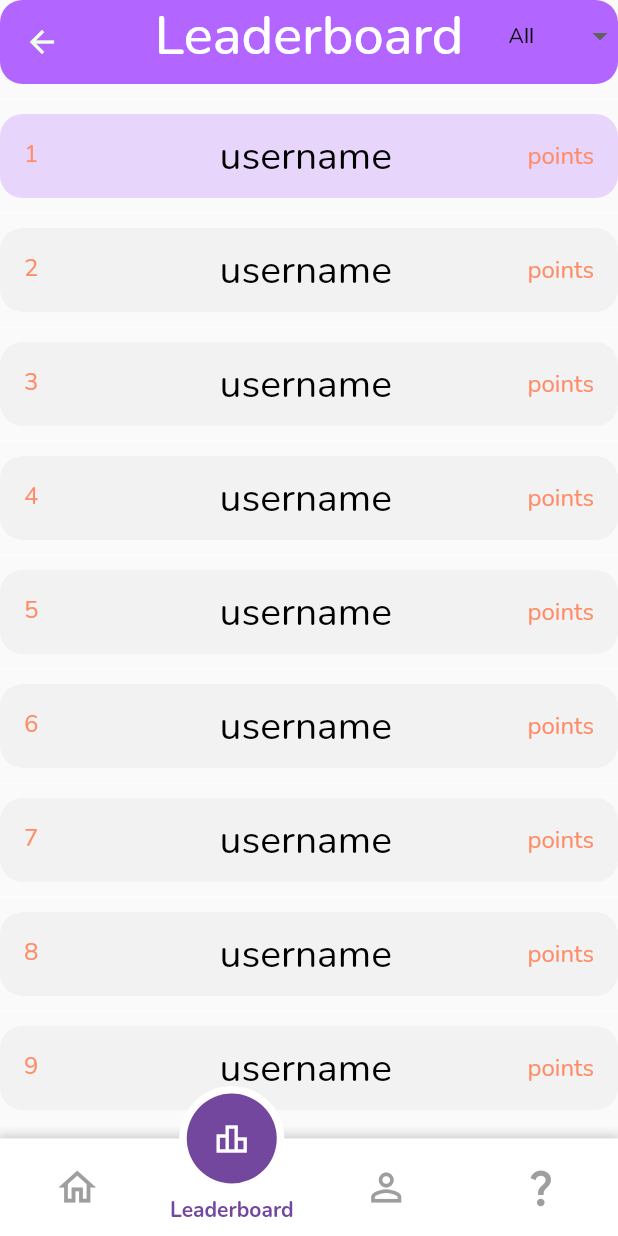
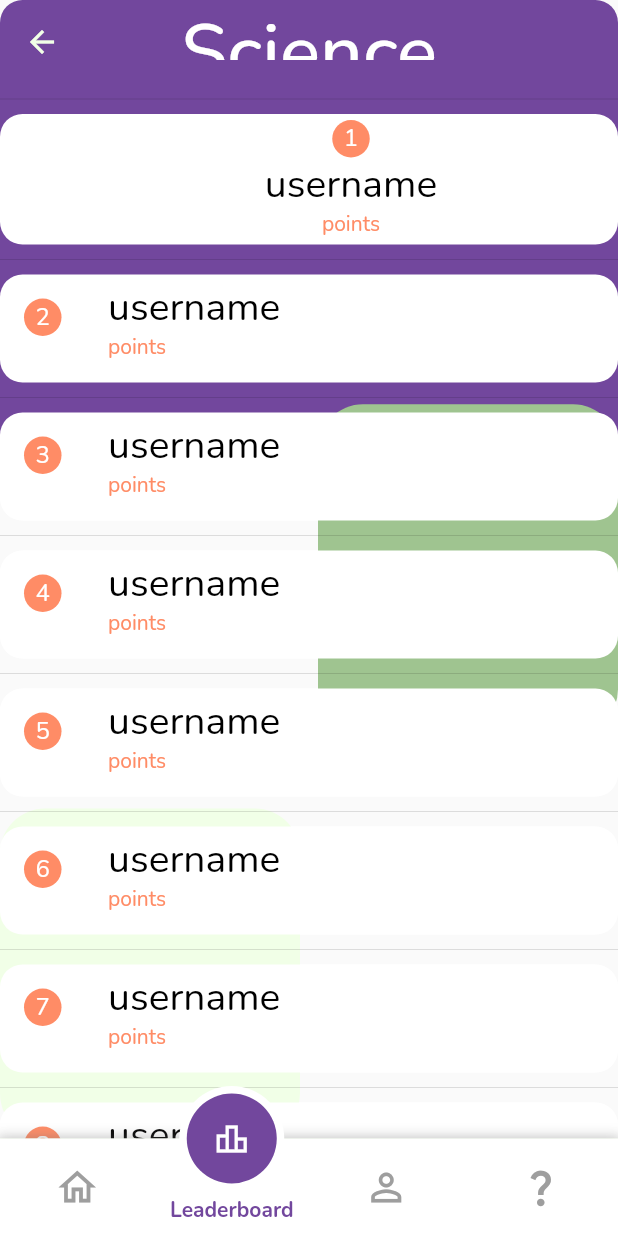
Before and after one commit to Sule57/queasy, a Flutter app: the screen it shows once a user with an empty profile is signed in, item 2 of the bottom bar chosen, on a phone screen of 412 x 824 dp. Run offline on Flutter 3.47's test engine with Material 2 defaults, Android fonts, the phone set to English and light mode, and no system bars; drawn by our look-alikes of motion_tab_bar_v2; our stand-ins replace cloud_firestore, firebase_auth, firebase_core, google_fonts; accounts and stored records are empty; network calls fail.

```diff
--- a/lib/src/view/leaderboard_view.dart
+++ b/lib/src/view/leaderboard_view.dart
@@ -1,7 +1,12 @@
+import 'package:firebase_auth/firebase_auth.dart';
 import 'package:flutter/material.dart';
+import 'package:queasy/main.dart';
+import '../model/leaderboard.dart';
+import '../model/leaderboard_entry.dart';
 import 'widgets/custom_bottom_nav_bar.dart';
 
-const List<String> list = <String>['All', 'Art', 'Science', 'Sports'];
+//const List<String> list = <String>['All', 'Art', 'Science', 'Sports'];
+
 
 class LeaderboardView extends StatefulWidget {
   const LeaderboardView({Key? key}) : super(key: key);
@@ -11,52 +16,77 @@ class LeaderboardView extends StatefulWidget {
 }
 
 class _LeaderboardView extends State<LeaderboardView> {
-  String dropdownValue = list.first;
   @override
   Widget build(BuildContext context) {
     return Scaffold(
       bottomNavigationBar: const CustomBottomNavBar(pageTitle: 'Leaderboard'),
-      body: CustomScrollView(
+        body: Center(
+            child: Stack(children: [
+              //violet rectangle at the top of the screen
+              Container(
+                alignment: Alignment.topCenter,
+                constraints: const BoxConstraints(
+                    minWidth: double.infinity, maxWidth: double.infinity),
+                height: 330,
+                decoration: BoxDecoration(
+                  borderRadius: BorderRadius.circular(30),
+                  color: const Color(0xff72479d),
+                ),
+              ),
+              //dark green rectangle at the right side of the screen
+              Column(
+                children: [
+                  Expanded(
+                    child: Align(
+                      alignment: FractionalOffset.centerRight,
+                      child: Container(
+                        width: 200,
+                        height: 220,
+                        decoration: BoxDecoration(
+                          borderRadius: BorderRadius.circular(30),
+                          color: const Color(0xff9fc490),
+                        ),
+                      ),
+                    ),
+                  )
+                ],
+              ),
+              //light green rectangle at the bottom of the screen
+              Column(
+                children: [
+                  Expanded(
+                    child: Align(
+                      alignment: FractionalOffset.bottomLeft,
+                      child: Container(
+                        width: 200,
+                        height: 220,
+                        //alignment: Alignment.bottomLeft,
+                        decoration: BoxDecoration(
+                          borderRadius: BorderRadius.circular(30),
+                          color: const Color(0xfff1ffe7),
+                        ),
+                      ),
+                    ),
+                  )
+                ],
+              ),
+              //ListTiles
+              CustomScrollView(
                 slivers: <Widget>[
                   SliverAppBar(
                     shape:
                     RoundedRectangleBorder(borderRadius: BorderRadius.circular(15)),
-            backgroundColor: const Color(0xFFB366FF),
+                    backgroundColor: const Color(0xff72479d),
                     pinned: true,
                     flexibleSpace: const FlexibleSpaceBar(
                       centerTitle: true,
-              title: Text('Leaderboard',
+                      title: Text('Science',
                           style: TextStyle(
                             color: Colors.white,
-                    fontSize: 36.0,
+                            fontSize: 50.0,
                           ) //TextStyle
                       ),
                     ),
-            actions: [
-              DropdownButton<String>(
-                alignment: AlignmentDirectional.centerStart,
-                borderRadius: BorderRadius.circular(15),
-                value: dropdownValue,
-                elevation: 16,
-                style: const TextStyle(color: Colors.black),
-                underline: Container(
-                  height: 0,
-                  color: const Color(0xFFB366FF),
-                ),
-                onChanged: (String? value) {
-                  // This is called when the user selects an item.
-                  setState(() {
-                    dropdownValue = value!;
-                  });
-                },
-                items: list.map<DropdownMenuItem<String>>((String value) {
-                  return DropdownMenuItem<String>(
-                    value: value,
-                    child: Text(value),
-                  );
-                }).toList(),
-              ),
-            ],
                   ),
                   SliverList(
                     delegate: SliverChildBuilderDelegate(
@@ -65,52 +95,82 @@ class _LeaderboardView extends State<LeaderboardView> {
                           children: <Widget>[
                             const Divider(
                               height: 20,
+                            ),
+                            Container(
+                              decoration: BoxDecoration(
+                                borderRadius: BorderRadius.circular(15),
                                 color: Colors.white,
                               ),
-                    ListTile(
+                              child: ListTile(
                                 shape: RoundedRectangleBorder(
                                     borderRadius: BorderRadius.circular(15)),
-                      tileColor: index == 0
-                          ? const Color(0x40B366FF)
-                          : const Color(0x40D9D9D9),
+                                tileColor: Colors.white,
                                 textColor: const Color(0xFFFF8C66),
                                 iconColor: Colors.white,
-                      leading: Text(
+                                leading: index == 0
+                                    ? const Text('')
+                                    : Container(
+                                    height: 25,
+                                    width: 25,
+                                    decoration: const BoxDecoration(
+                                        color: Color(0xFFFF8C66),
+                                        shape: BoxShape.circle),
+                                    child: Center(
+                                        child: Text(
                                           (index + 1).toString(),
                                           style: const TextStyle(
                                             fontSize: 16,
+                                            color: Colors.white,
                                           ),
+                                        ))),
+                                title: index == 0
+                                    ? Column(
+                                  children: [
+                                    Container(
+                                        height: 25,
+                                        width: 25,
+                                        decoration: const BoxDecoration(
+                                            color: Color(0xFFFF8C66),
+                                            shape: BoxShape.circle),
+                                        child: Center(
+                                            child: Text(
+                                              (index + 1).toString(),
+                                              style: const TextStyle(
+                                                fontSize: 16,
+                                                color: Colors.white,
                                               ),
-                      title: index != 0
-                          ? const Text(
+                                            ))),
+                                    const Text(
                                       'username',
-                              style:
-                                  TextStyle(color: Colors.black, fontSize: 26),
-                              textAlign: TextAlign.center,
+                                      style: TextStyle(
+                                          color: Colors.black, fontSize: 26),
+                                    ),
+                                  ],
                                 )
                                     : const Text(
                                   'username',
-                              style:
-                                  TextStyle(color: Colors.black, fontSize: 26),
+                                  style: TextStyle(
+                                      color: Colors.black, fontSize: 26),
+                                ),
+                                subtitle: index == 0 ? const Text(
+                                  'points',
                                   textAlign: TextAlign.center,
+                                ):
+                                const Text(
+                                  'points',
                                 ),
                                 //const Icon(Icons.back_hand_outlined),
                                 //subtitle: index == 0 ? const Text('username', textAlign: TextAlign.center,style:TextStyle(color: Colors.black, fontSize: 26),): null,
-                      trailing: const Text(
-                        'points',
-                        style: TextStyle(
-                          fontSize: 16,
-                        ),
                               ),
                             ),
                           ],
                         );
                       },
-              childCount: 20,
+                      childCount: 10,
                     ),
                   ),
                 ],
               ),
-    );
+            ])));
   }
 }
```
Lines whose indentation alone changed are shown as unchanged.
